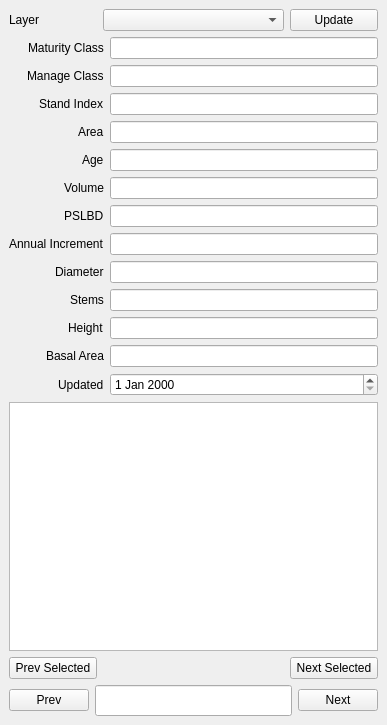
Before: the Qt Designer form stand_browser_dockwidget_base.ui in homann/stand-browser, drawn with Qt 5.
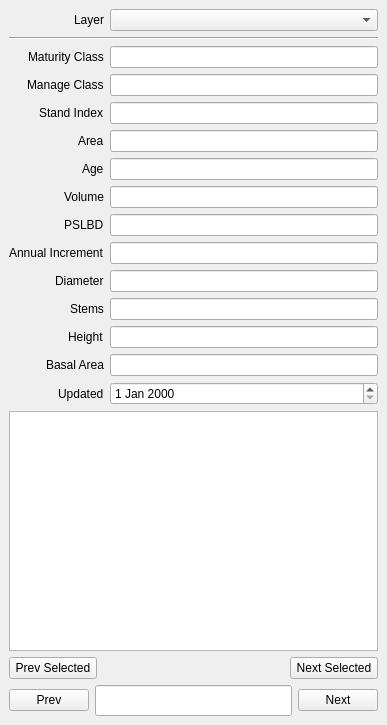
After: the same form once the commit is applied.

Commit message: Fix typo, removed depreceated and removed update button

Diff of the .ui file:
```diff
--- a/stand_browser_dockwidget_base.ui
+++ b/stand_browser_dockwidget_base.ui
@@ -12,7 +12,14 @@
   </property>
   <widget class="QWidget" name="dockWidgetContents">
    <layout class="QGridLayout" name="gridLayout">
-    <item row="3" column="0" colspan="4">
+    <item row="4" column="3">
+     <widget class="QPushButton" name="pbNextSelected">
+      <property name="text">
+       <string>Next Selected</string>
+      </property>
+     </widget>
+    </item>
+    <item row="2" column="0" colspan="4">
      <layout class="QFormLayout" name="formLayout">
       <property name="fieldGrowthPolicy">
        <enum>QFormLayout::AllNonFixedFieldsGrow</enum>
@@ -20,85 +27,85 @@
       <property name="labelAlignment">
        <set>Qt::AlignRight|Qt::AlignTrailing|Qt::AlignVCenter</set>
       </property>
-      <item row="1" column="0">
+      <item row="3" column="0">
        <widget class="QLabel" name="lblMaturity">
         <property name="text">
          <string>Maturity Class</string>
         </property>
        </widget>
       </item>
-      <item row="1" column="1">
+      <item row="3" column="1">
        <widget class="QLineEdit" name="leMaturity">
         <property name="readOnly">
          <bool>true</bool>
         </property>
        </widget>
       </item>
-      <item row="2" column="0">
+      <item row="4" column="0">
        <widget class="QLabel" name="lblManage">
         <property name="text">
          <string>Manage Class</string>
         </property>
        </widget>
       </item>
-      <item row="2" column="1">
+      <item row="4" column="1">
        <widget class="QLineEdit" name="leManage"/>
       </item>
-      <item row="3" column="0">
+      <item row="5" column="0">
        <widget class="QLabel" name="lblSi">
         <property name="text">
          <string>Stand Index</string>
         </property>
        </widget>
       </item>
-      <item row="3" column="1">
+      <item row="5" column="1">
        <widget class="QLineEdit" name="leSi"/>
       </item>
-      <item row="4" column="0">
+      <item row="6" column="0">
        <widget class="QLabel" name="lblArea">
         <property name="text">
          <string>Area</string>
         </property>
        </widget>
       </item>
-      <item row="4" column="1">
+      <item row="6" column="1">
        <widget class="QLineEdit" name="leArea">
         <property name="readOnly">
          <bool>true</bool>
         </property>
        </widget>
       </item>
-      <item row="5" column="0">
+      <item row="7" column="0">
        <widget class="QLabel" name="lblAge">
         <property name="text">
          <string>Age</string>
         </property>
        </widget>
       </item>
-      <item row="5" column="1">
+      <item row="7" column="1">
        <widget class="QLineEdit" name="leAge"/>
       </item>
-      <item row="6" column="0">
+      <item row="8" column="0">
        <widget class="QLabel" name="lblVolume">
         <property name="text">
          <string>Volume</string>
         </property>
        </widget>
       </item>
-      <item row="6" column="1">
+      <item row="8" column="1">
        <widget class="QLineEdit" name="leVolume"/>
       </item>
-      <item row="7" column="0">
+      <item row="9" column="0">
        <widget class="QLabel" name="lblSpecies">
         <property name="text">
          <string>PSLBD</string>
         </property>
        </widget>
       </item>
-      <item row="7" column="1">
+      <item row="9" column="1">
        <widget class="QLineEdit" name="leSpecies"/>
       </item>
-      <item row="8" column="0">
+      <item row="10" column="0">
        <widget class="QLabel" name="lblCAI">
         <property name="text">
          <string>Annual Increment</string>
@@ -108,40 +115,40 @@
         </property>
        </widget>
       </item>
-      <item row="8" column="1">
+      <item row="10" column="1">
        <widget class="QLineEdit" name="leCAI"/>
       </item>
-      <item row="9" column="0">
+      <item row="11" column="0">
        <widget class="QLabel" name="lblDGV">
         <property name="text">
          <string>Diameter</string>
         </property>
        </widget>
       </item>
-      <item row="9" column="1">
+      <item row="11" column="1">
        <widget class="QLineEdit" name="leDGV"/>
       </item>
-      <item row="10" column="0">
+      <item row="12" column="0">
        <widget class="QLabel" name="lblN">
         <property name="text">
          <string>Stems</string>
         </property>
        </widget>
       </item>
-      <item row="10" column="1">
+      <item row="12" column="1">
        <widget class="QLineEdit" name="leN"/>
       </item>
-      <item row="11" column="0">
+      <item row="13" column="0">
        <widget class="QLabel" name="lblH">
         <property name="text">
          <string>Height</string>
         </property>
        </widget>
       </item>
-      <item row="11" column="1">
+      <item row="13" column="1">
        <widget class="QLineEdit" name="leH"/>
       </item>
-      <item row="13" column="0">
+      <item row="15" column="0">
        <widget class="QLabel" name="lblUpdated">
         <property name="enabled">
          <bool>true</bool>
@@ -151,35 +158,42 @@
         </property>
        </widget>
       </item>
-      <item row="13" column="1">
+      <item row="15" column="1">
        <widget class="QDateEdit" name="deUpdated"/>
       </item>
-      <item row="12" column="1">
+      <item row="14" column="1">
        <widget class="QLineEdit" name="leG"/>
       </item>
-      <item row="12" column="0">
+      <item row="14" column="0">
        <widget class="QLabel" name="lblG">
         <property name="text">
          <string>Basal Area</string>
         </property>
        </widget>
       </item>
+      <item row="1" column="0">
+       <widget class="QLabel" name="lblLayer">
+        <property name="text">
+         <string>Layer</string>
+        </property>
+       </widget>
+      </item>
+      <item row="1" column="1">
+       <widget class="QComboBox" name="cbLayer"/>
+      </item>
+      <item row="2" column="0" colspan="2">
+       <widget class="Line" name="line">
+        <property name="orientation">
+         <enum>Qt::Horizontal</enum>
+        </property>
+       </widget>
+      </item>
      </layout>
     </item>
-    <item row="1" column="1" colspan="2">
-     <widget class="QComboBox" name="cbLayer"/>
-    </item>
-    <item row="4" column="0" colspan="4">
+    <item row="3" column="0" colspan="4">
      <widget class="QPlainTextEdit" name="teComment"/>
     </item>
-    <item row="1" column="0">
-     <widget class="QLabel" name="lblLayer">
-      <property name="text">
-       <string>Layer</string>
-      </property>
-     </widget>
-    </item>
-    <item row="6" column="0" colspan="4">
+    <item row="5" column="0" colspan="4">
      <layout class="QGridLayout" name="glActive">
       <property name="sizeConstraint">
        <enum>QLayout::SetMaximumSize</enum>
@@ -214,27 +228,13 @@
       </item>
      </layout>
     </item>
-    <item row="1" column="3">
-     <widget class="QPushButton" name="pbUpdate">
-      <property name="text">
-       <string>Update</string>
-      </property>
-     </widget>
-    </item>
-    <item row="5" column="0">
+    <item row="4" column="0">
      <widget class="QPushButton" name="pbPrevSelected">
       <property name="text">
        <string>Prev Selected</string>
       </property>
      </widget>
     </item>
-    <item row="5" column="3">
-     <widget class="QPushButton" name="pbNextSelected">
-      <property name="text">
-       <string>Next Selected</string>
-      </property>
-     </widget>
-    </item>
    </layout>
   </widget>
  </widget>
```
The commit also changes 1 other file.
